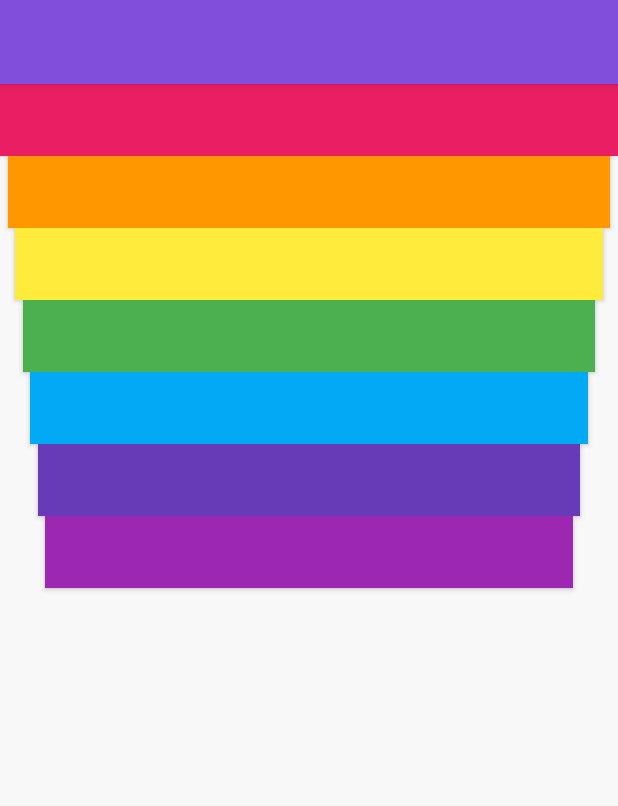
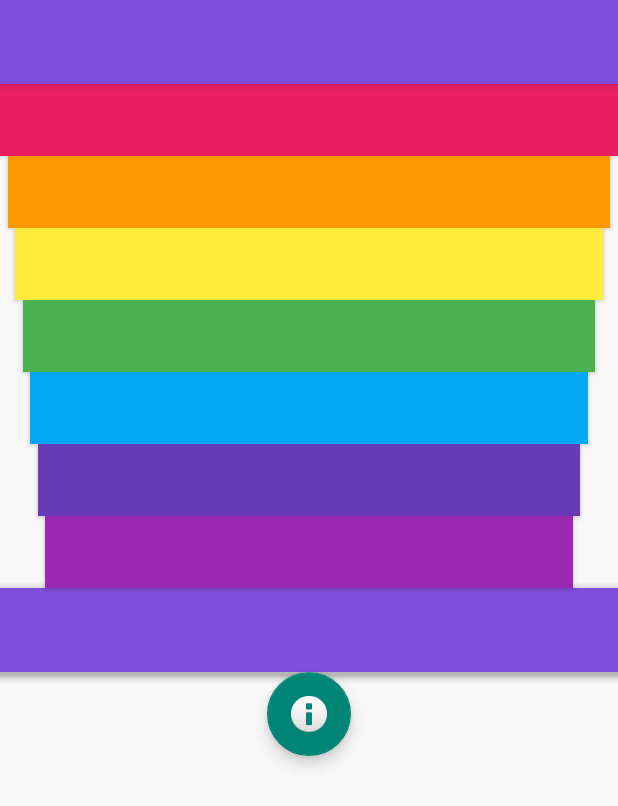
Before and after one commit to TziporaG/AndroidTermProject, an Android app: the layout activity_main.xml on its own in the app's theme, with its tools: preview values and no code run, on a phone screen of 412 x 824 dp. Shown: the top 806 px of the screen. Run offline under Robolectric (Android 15) with nearby library versions, the phone set to English and light mode, and no system bars.

Commit message:
adding a file

```diff
--- a/app/src/main/res/layout/activity_main.xml
+++ b/app/src/main/res/layout/activity_main.xml
@@ -97,7 +97,7 @@
         android:background="@color/lightPurple"
         android:onClick="b"
         android:theme="@style/KeyStyle" />
-<!--
+
     <com.google.android.material.bottomappbar.BottomAppBar
         android:id="@+id/bottom_bar"
         style="@style/Widget.MaterialComponents.BottomAppBar.Colored"
@@ -118,7 +118,7 @@
         app:layout_anchor="@id/bottom_bar"
         app:layout_anchorGravity="center"
 
-        app:srcCompat="@android:drawable/ic_dialog_info" />-->
+        app:srcCompat="@android:drawable/ic_dialog_info" />
 
 
 </LinearLayout>
```
